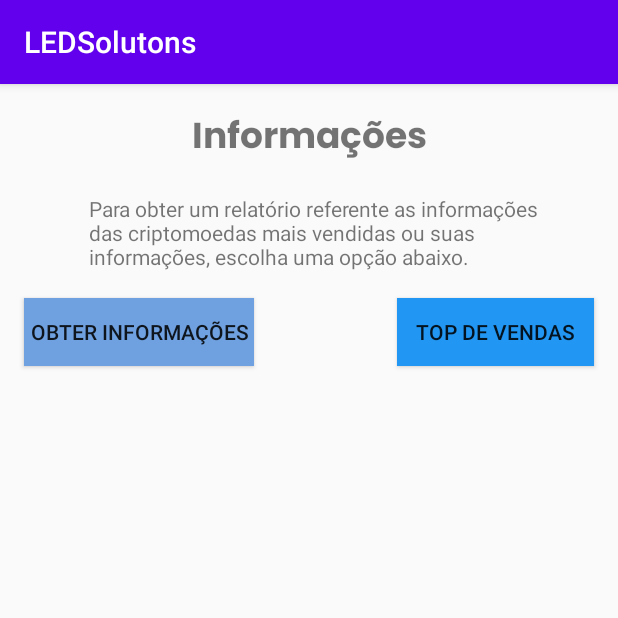
After one commit to lauraol/LEDSolutions, an Android app: the EspecificacaoProdutoActivity screen opened directly, with no data from a screen before it, on a phone screen of 412 x 824 dp, the top half of it. The commit adds this screen. Run offline under Robolectric (Android 15) with nearby library versions, the phone set to English and light mode, and no system bars.

Commit message:
adicionando informações sobre as criptmoedas

```diff
--- a/app/src/main/AndroidManifest.xml
+++ b/app/src/main/AndroidManifest.xml
@@ -1,6 +1,8 @@
 <?xml version="1.0" encoding="utf-8"?>
 <manifest xmlns:android="http://schemas.android.com/apk/res/android"
     package="com.unip.ledsolutons">
+
+    <uses-permission android:name="android.permission.INTERNET" />
 
     <application
         android:allowBackup="true"
@@ -9,7 +11,7 @@
         android:roundIcon="@mipmap/ic_launcher_round"
         android:supportsRtl="true"
         android:theme="@style/Theme.LEDSolutons">
-        <activity android:name=".TelaInicial" />
+        <activity android:name=".EspecificacaoProdutoActivity"></activity>
         <activity android:name=".PerfilUsuarioActivity" />
         <activity android:name=".ProdutosActivity" />
         <activity android:name=".MainActivity" />
--- /dev/null
+++ b/app/src/main/java/com/unip/ledsolutons/EspecificacaoProdutoActivity.java
@@ -0,0 +1,73 @@
+package com.unip.ledsolutons;
+
+import android.content.Intent;
+import android.os.AsyncTask;
+import android.support.v7.app.AppCompatActivity;
+import android.os.Bundle;
+import android.view.View;
+import android.widget.Button;
+import android.widget.TextView;
+
+import java.util.ArrayList;
+import java.util.List;
+
+public class EspecificacaoProdutoActivity extends AppCompatActivity {
+    private Button button;
+    private TextView textView;
+    private List<Criptomoeda> criptomoedaList = new ArrayList<>();
+    Button btVendas;
+
+    @Override
+    protected void onCreate(Bundle savedInstanceState) {
+        super.onCreate(savedInstanceState);
+        setContentView(R.layout.activity_especificacao_produto);
+        button = (Button) findViewById(R.id.buttonInfoProduto);
+        textView = (TextView) findViewById(R.id.textViewTrasDetalhes);
+
+        // chamando button para executar a class Tarefa
+        button.setOnClickListener(new View.OnClickListener(){
+            @Override
+            public void onClick(View v) {
+                Tarefa tarefa = new Tarefa();
+                tarefa.execute("https://api.bitvalor.com/v1/exchanges.json");
+            }
+        });
+
+        btVendas = (Button) findViewById(R.id.buttonVendas);
+        btVendas.setOnClickListener(new View.OnClickListener(){
+            @Override
+            public void onClick(View v) {
+                Intent i = new Intent(EspecificacaoProdutoActivity.this, ProdutosActivity.class);
+                startActivity(i);
+            }
+        });
+
+    }
+
+    // classe ConexaoAPI tem que ser executada em segundo plano
+    private class Tarefa extends AsyncTask<String, String, String>{
+
+        @Override
+        protected String doInBackground(String... strings) {
+            String retorno = ConexaoAPI.getDados(strings[0]);
+            return retorno;
+        }
+
+        //mostrar lista de dados
+        @Override
+        protected void onPostExecute(String s) {
+            textView.setText(s);
+            //criptomoedaList = ConsumirJson.jsonDados(s);
+            //exibirDados();
+        }
+
+        /*public void exibirDados(){
+            if (criptomoedaList != null){
+                for (Criptomoeda criptomoeda: criptomoedaList){
+                    textView.append(criptomoeda.getName() + "\n");
+
+                }
+            }
+        }*/
+    }
+}
--- a/app/src/main/java/com/unip/ledsolutons/ProdutosActivity.java
+++ b/app/src/main/java/com/unip/ledsolutons/ProdutosActivity.java
@@ -20,7 +20,7 @@ public class ProdutosActivity extends AppCompatActivity {
             buttonBackProdutos.setOnClickListener(new View.OnClickListener() {
             @Override
             public void onClick(View v) {
-                Intent i = new Intent(ProdutosActivity.this, TelaCarteira.class);
+                Intent i = new Intent(ProdutosActivity.this, PerfilUsuarioActivity.class);
                 startActivity(i);
             }
         });
--- /dev/null
+++ b/app/src/main/res/layout/activity_especificacao_produto.xml
@@ -0,0 +1,81 @@
+<?xml version="1.0" encoding="utf-8"?>
+<android.support.constraint.ConstraintLayout xmlns:android="http://schemas.android.com/apk/res/android"
+    xmlns:app="http://schemas.android.com/apk/res-auto"
+    xmlns:tools="http://schemas.android.com/tools"
+    android:layout_width="match_parent"
+    android:layout_height="match_parent"
+    tools:context=".EspecificacaoProdutoActivity">
+
+    <TextView
+        android:id="@+id/textViewInfoProduto"
+        android:layout_width="wrap_content"
+        android:layout_height="wrap_content"
+        android:layout_marginTop="16dp"
+        android:fontFamily="@font/poppins_bold"
+        android:text="Informações"
+        android:textAlignment="center"
+        android:textSize="24sp"
+        app:layout_constraintEnd_toEndOf="parent"
+        app:layout_constraintStart_toStartOf="parent"
+        app:layout_constraintTop_toTopOf="parent" />
+
+    <TextView
+        android:id="@+id/textViewDetalhesProduto"
+        android:layout_width="310dp"
+        android:layout_height="57dp"
+        android:layout_marginStart="16dp"
+        android:layout_marginLeft="16dp"
+        android:layout_marginTop="16dp"
+        android:text="Para obter um relatório referente as informações das criptomoedas mais vendidas ou suas informações, escolha uma opção abaixo."
+        app:layout_constraintEnd_toEndOf="parent"
+        app:layout_constraintStart_toStartOf="parent"
+        app:layout_constraintTop_toBottomOf="@+id/textViewInfoProduto" />
+
+    <Button
+        android:id="@+id/buttonInfoProduto"
+        android:layout_width="153dp"
+        android:layout_height="45dp"
+        android:layout_marginStart="16dp"
+        android:layout_marginLeft="16dp"
+        android:layout_marginTop="12dp"
+        android:layout_marginEnd="24dp"
+        android:layout_marginRight="24dp"
+        android:background="@color/azul"
+        android:text="Obter informações"
+        app:layout_constraintEnd_toStartOf="@+id/buttonVendas"
+        app:layout_constraintHorizontal_bias="0.0"
+        app:layout_constraintStart_toStartOf="parent"
+        app:layout_constraintTop_toBottomOf="@+id/textViewDetalhesProduto" />
+
+    <Button
+        android:id="@+id/buttonVendas"
+        android:layout_width="131dp"
+        android:layout_height="45dp"
+        android:layout_marginTop="12dp"
+        android:layout_marginEnd="16dp"
+        android:layout_marginRight="16dp"
+        android:background="#2196F3"
+        android:text="Top de vendas"
+        app:layout_constraintEnd_toEndOf="parent"
+        app:layout_constraintTop_toBottomOf="@+id/textViewDetalhesProduto" />
+
+    <ScrollView
+        android:layout_width="411dp"
+        android:layout_height="542dp"
+        android:layout_marginTop="20dp"
+        app:layout_constraintTop_toBottomOf="@+id/buttonInfoProduto"
+        tools:layout_editor_absoluteX="0dp">
+
+        <LinearLayout
+            android:layout_width="match_parent"
+            android:layout_height="wrap_content"
+            android:orientation="vertical">
+
+            <TextView
+                android:id="@+id/textViewTrasDetalhes"
+                android:layout_width="wrap_content"
+                android:layout_height="wrap_content" />
+        </LinearLayout>
+    </ScrollView>
+
+</android.support.constraint.ConstraintLayout>
--- a/app/src/main/res/layout/activity_perfil_usuario.xml
+++ b/app/src/main/res/layout/activity_perfil_usuario.xml
@@ -48,7 +48,7 @@
         android:layout_marginTop="8dp"
         android:layout_marginBottom="16dp"
         android:background="#2196F3"
-        android:text="Produtos"
+        android:text="Informações produtos"
         app:layout_constraintBottom_toBottomOf="parent"
         app:layout_constraintEnd_toEndOf="parent"
         app:layout_constraintStart_toStartOf="parent"
--- a/app/src/main/res/layout/activity_produtos.xml
+++ b/app/src/main/res/layout/activity_produtos.xml
@@ -23,7 +23,8 @@
         android:layout_width="wrap_content"
         android:layout_height="wrap_content"
         android:fontFamily="@font/poppins_bold"
-        android:text="@string/tituloDoProdutos"
+        android:text="@string/tituloProdutos"
+        android:textAlignment="center"
         android:textSize="28sp"
         app:layout_constraintEnd_toEndOf="parent"
         app:layout_constraintStart_toStartOf="parent"
@@ -112,7 +113,7 @@
         android:layout_marginEnd="8dp"
         android:layout_marginRight="8dp"
         android:text="@string/ripple"
-        android:textAlignment="center"
+
         android:textSize="18sp"
         app:layout_constraintEnd_toStartOf="@+id/textView10"
         app:layout_constraintHorizontal_bias="0.0"
--- a/app/src/main/res/values/strings.xml
+++ b/app/src/main/res/values/strings.xml
@@ -16,5 +16,6 @@
     <string name="ripple">Ripple</string>
     <string name="litecoin">Litecoin</string>
     <string name="nomeMoeda">Bitcoin</string>
+    <string name="tituloProdutos">Top criptomoedas mais vendidas</string>
 
 </resources>
```
Also changed, not shown: app/src/main/java/com/unip/ledsolutons/ConexaoAPI.java (added, +43 -0 lines), app/src/main/java/com/unip/ledsolutons/ConsumirJson.java (added, +38 -0 lines), app/src/main/java/com/unip/ledsolutons/Criptomoeda.java (added, +49 -0 lines), app/src/main/java/com/unip/ledsolutons/Fees.java (added, +60 -0 lines), app/src/main/java/com/unip/ledsolutons/PerfilUsuarioActivity.java (+10 -2 lines), app/src/main/java/com/unip/ledsolutons/TelaInicial.java (deleted, +0 -40 lines), app/src/main/res/layout/activity_tela_inicial.xml (deleted, +0 -40 lines).
